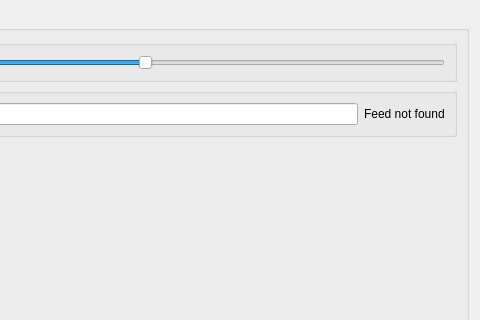
This is plugins/VenusUSB2/camera_settingsWidget.ui in pyIVLS/pyIVLS as Qt 5 draws it before an edit; both pictures show x 388 to 868 and y 0 to 320 of the 868 by 650 pixel window. The edited form follows.
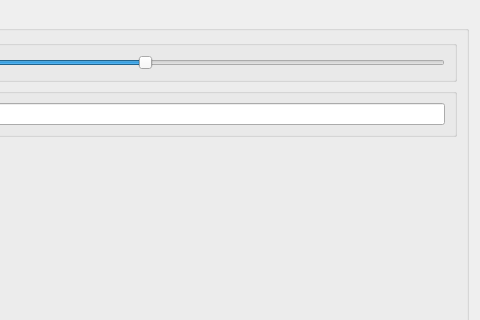
This is the edited form.

```diff
--- a/plugins/VenusUSB2/camera_settingsWidget.ui
+++ b/plugins/VenusUSB2/camera_settingsWidget.ui
@@ -112,19 +112,6 @@
            </property>
           </widget>
          </item>
-         <item>
-          <widget class="QLabel" name="warnLabel">
-           <property name="text">
-            <string>Feed not found</string>
-           </property>
-           <property name="textFormat">
-            <enum>Qt::AutoText</enum>
-           </property>
-           <property name="textInteractionFlags">
-            <set>Qt::NoTextInteraction</set>
-           </property>
-          </widget>
-         </item>
         </layout>
        </widget>
       </item>
```
